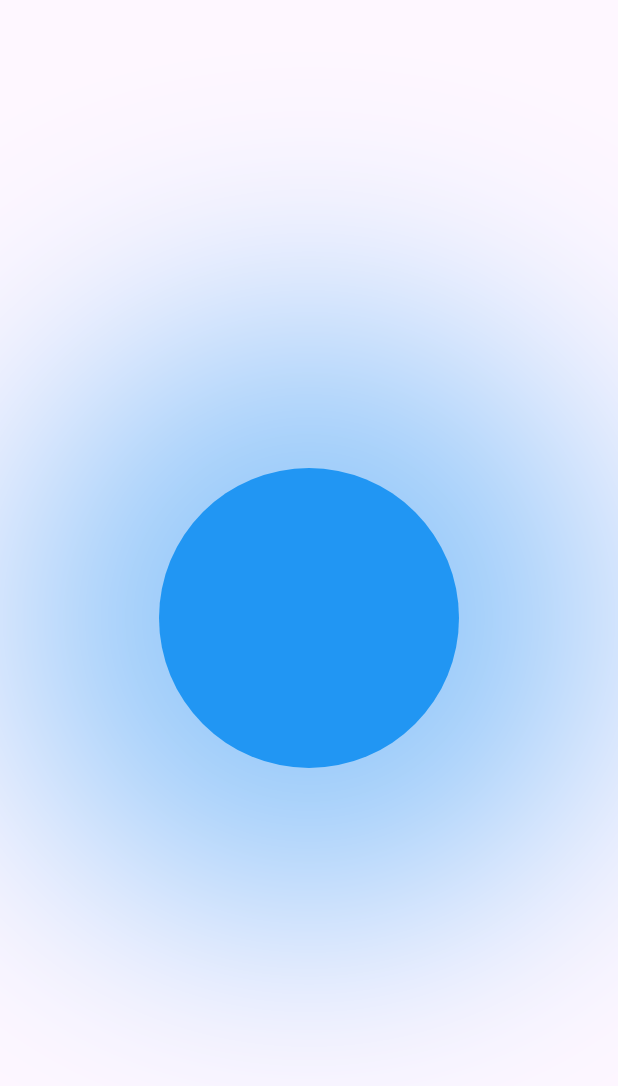
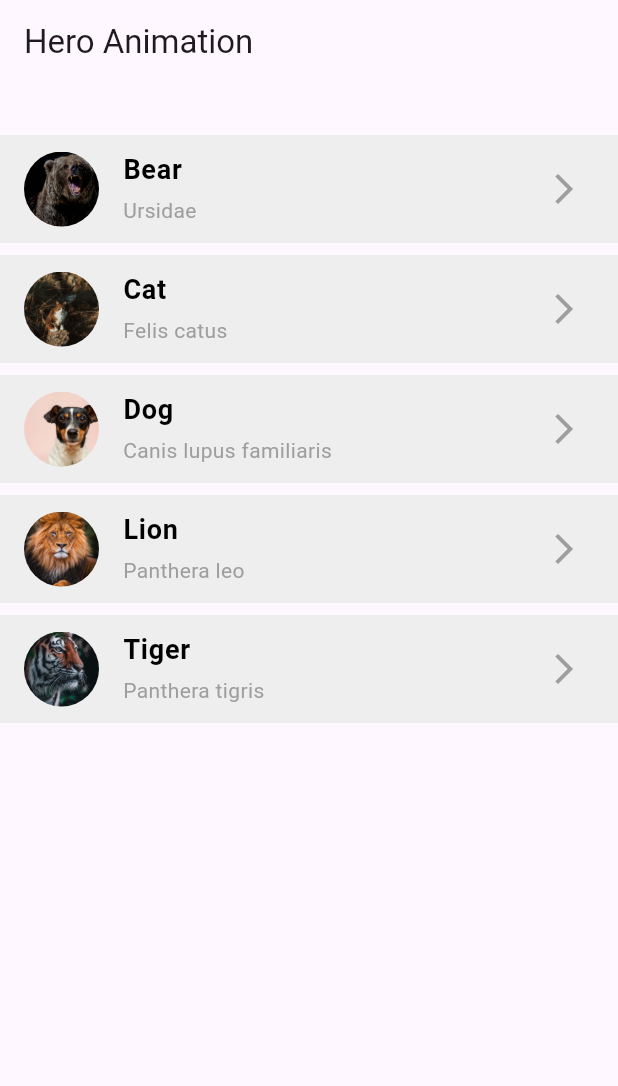
Before and after one commit to Smohana-Priya/Animations, a Flutter app: the screen it shows after launch, on a phone screen of 412 x 824 dp. Shown: the top 1086 px of the screen. Run offline on Flutter 3.47's test engine with Material 3 defaults, Android fonts, the phone set to English and light mode, and no system bars.

Commit message:
added hero animation

```diff
--- /dev/null
+++ b/lib/hero_animation/animal_model.dart
@@ -0,0 +1,51 @@
+class Animal {
+  String imageUrl;
+  String title;
+  String subtitle;
+  String fact;
+
+  Animal({
+    required this.imageUrl,
+    required this.title,
+    required this.subtitle,
+    required this.fact,
+  });
+}
+
+List<Animal> animals = [
+  Animal(
+    imageUrl: 'assets/images/bear.jpg',
+    title: 'Bear',
+    subtitle: 'Ursidae',
+    fact:
+        'Bears are known for their incredible sense of smell, which is believed to be up to 100 times better than that of humans. This powerful sense of smell helps bears to find food over long distances, detect potential predators, and locate potential mates. In fact, bears can smell food from up to 20 miles away! Bears also have a highly developed sense of taste, with a preference for sweet and fatty foods, which helps them to store up fat reserves for the winter months when food may be scarce.',
+  ),
+  Animal(
+    imageUrl: 'assets/images/cat.jpg',
+    title: 'Cat',
+    subtitle: 'Felis catus',
+    fact:
+        'Cats have an extraordinary sense of hearing and can hear frequencies that are too high for human ears. They can hear sounds up to 65,000 Hz, compared to humans who can only hear sounds up to 20,000 Hz. This incredible hearing ability helps cats to detect even the smallest of prey and is also useful for communication with other cats.',
+  ),
+  Animal(
+    imageUrl: 'assets/images/dog.jpg',
+    title: 'Dog',
+    subtitle: 'Canis lupus familiaris',
+    fact:
+        'Dogs have an amazing sense of smell and are capable of detecting scents that are far beyond what humans are capable of. For example, dogs can detect certain odors in parts per trillion, which is equivalent to detecting a teaspoon of sugar in two Olympic-sized swimming pools. This incredible sense of smell makes dogs valuable in a variety of fields, such as search and rescue, detection of drugs and explosives, and medical detection of diseases like cancer and diabetes.',
+  ),
+  Animal(
+    imageUrl: 'assets/images/lion.jpg',
+    title: 'Lion',
+    subtitle: 'Panthera leo',
+    fact:
+        'Lions are the only cats that live in groups called prides, which typically consist of several females, their cubs, and a few males. The females in the pride work together to hunt for food and raise their young, while the males defend the territory and protect the pride from outside threats. Lions are social animals and rely on their pride for survival, as they are able to take down much larger prey when hunting together.',
+  ),
+  Animal(
+    imageUrl: 'assets/images/tiger.jpg',
+    title: 'Tiger',
+    subtitle: 'Panthera tigris',
+    fact:
+        'Tigers are excellent swimmers and are known to enjoy spending time in the water. They are capable of swimming long distances and have been observed swimming across rivers and lakes. In fact, tigers are one of the few big cats that are known to enjoy swimming. Their love of water is believed to be due in part to the hot and humid climates in which they live, as swimming can help to cool them down. Tigers are also skilled hunters in the water, and will sometimes hunt prey like fish and crocodiles.',
+  ),
+];
--- /dev/null
+++ b/lib/hero_animation/list_screen.dart
@@ -0,0 +1,87 @@
+import 'package:flutter/material.dart';
+import 'animal_model.dart';
+import 'detail_screen.dart';
+
+class ListScreen extends StatefulWidget {
+  const ListScreen({super.key});
+
+  @override
+  State<ListScreen> createState() => _ListScreenState();
+}
+
+class _ListScreenState extends State<ListScreen> {
+  @override
+  Widget build(BuildContext context) {
+    return Scaffold(
+      appBar: AppBar(
+        title: const Text('Hero Animation'),
+      ),
+      body: SingleChildScrollView(
+        child: Column(
+          children: [
+            const SizedBox(
+              height: 30,
+            ),
+            ListView.builder(
+              itemCount: animals.length,
+              shrinkWrap: true,
+              itemBuilder: (BuildContext context, int index) => Padding(
+                padding: const EdgeInsets.symmetric(vertical: 4.0),
+                child: Container(
+                  color: Colors.grey[200],
+                  child: ListTile(
+                    onTap: () {
+                      Navigator.push(
+                        context,
+                        MaterialPageRoute(
+                            builder: (context) => DetailScreen(
+                                  animal: animals[index],
+                                )),
+                      );
+                    },
+                    leading: Hero(
+                      tag: animals[index].imageUrl,
+                      child: Container(
+                        width: 50,
+                        height: 50,
+                        decoration: BoxDecoration(
+                          shape: BoxShape.circle,
+                          image: DecorationImage(
+                            image: AssetImage(animals[index].imageUrl),
+                            fit: BoxFit.cover,
+                          ),
+                        ),
+                      ),
+                    ),
+                    title: Text(
+                      animals[index].title,
+                      style: const TextStyle(
+                        fontWeight: FontWeight.bold,
+                        fontSize: 18,
+                        color: Colors.black,
+                      ),
+                    ),
+                    subtitle: Padding(
+                      padding: const EdgeInsets.only(top: 4.0),
+                      child: Text(
+                        animals[index].subtitle,
+                        style: const TextStyle(
+                          fontSize: 14,
+                          color: Colors.grey,
+                        ),
+                      ),
+                    ),
+                    trailing: const Icon(
+                      Icons.arrow_forward_ios,
+                      color: Colors.grey,
+                    ),
+                  ),
+                ),
+              ),
+            ),
+          ],
+        ),
+      ),
+    );
+  }
+}
--- a/lib/main.dart
+++ b/lib/main.dart
@@ -1,5 +1,5 @@
 import 'package:flutter/material.dart';
-import 'implicit_examples/tween_animation.dart';
+import 'hero_animation/list_screen.dart';
 
 void main() {
   runApp(const MyApp());
@@ -11,6 +11,6 @@ class MyApp extends StatelessWidget {
   @override
   Widget build(BuildContext context) {
     return const MaterialApp(
-        debugShowCheckedModeBanner: false, home: CircleTweenAimation());
+        debugShowCheckedModeBanner: false, home: ListScreen());
   }
 }
--- a/pubspec.yaml
+++ b/pubspec.yaml
@@ -59,8 +59,8 @@ flutter:
   uses-material-design: true
 
   # To add assets to your application, add an assets section, like this:
-  # assets:
-  #   - images/a_dot_burr.jpeg
+  assets:
+    - assets/images/
   #   - images/a_dot_ham.jpeg
 
   # An image asset can refer to one or more resolution-specific "variants", see
```
Also changed, not shown: lib/hero_animation/detail_screen.dart (added, +54 -0 lines), assets/images/bear.jpg (added), assets/images/cat.jpg (added), assets/images/dog.jpg (added), assets/images/lion.jpg (added), assets/images/tiger.jpg (added), 16 other files.
